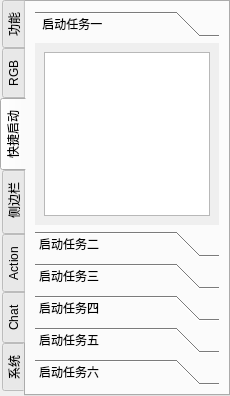
The window that 3.Software/HelloFinger-rebuild/HelloFinger/form_mainwindow.ui (Magiclxw/HelloFinger) describes before a commit, drawn with Qt 5.
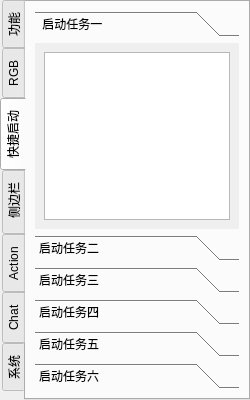
The same window after the commit. The open tabs and pages were chosen to show the change.

```diff
--- a/3.Software/HelloFinger-rebuild/HelloFinger/form_mainwindow.ui
+++ b/3.Software/HelloFinger-rebuild/HelloFinger/form_mainwindow.ui
@@ -6,8 +6,8 @@
    <rect>
     <x>0</x>
     <y>0</y>
-    <width>230</width>
-    <height>396</height>
+    <width>250</width>
+    <height>400</height>
    </rect>
   </property>
   <property name="acceptDrops">
@@ -4343,8 +4343,8 @@
             <rect>
              <x>0</x>
              <y>0</y>
-             <width>186</width>
-             <height>218</height>
+             <width>200</width>
+             <height>204</height>
             </rect>
            </property>
            <attribute name="label">
```
Left out of the diff: 32 changed lines with no effect on the pictures.
